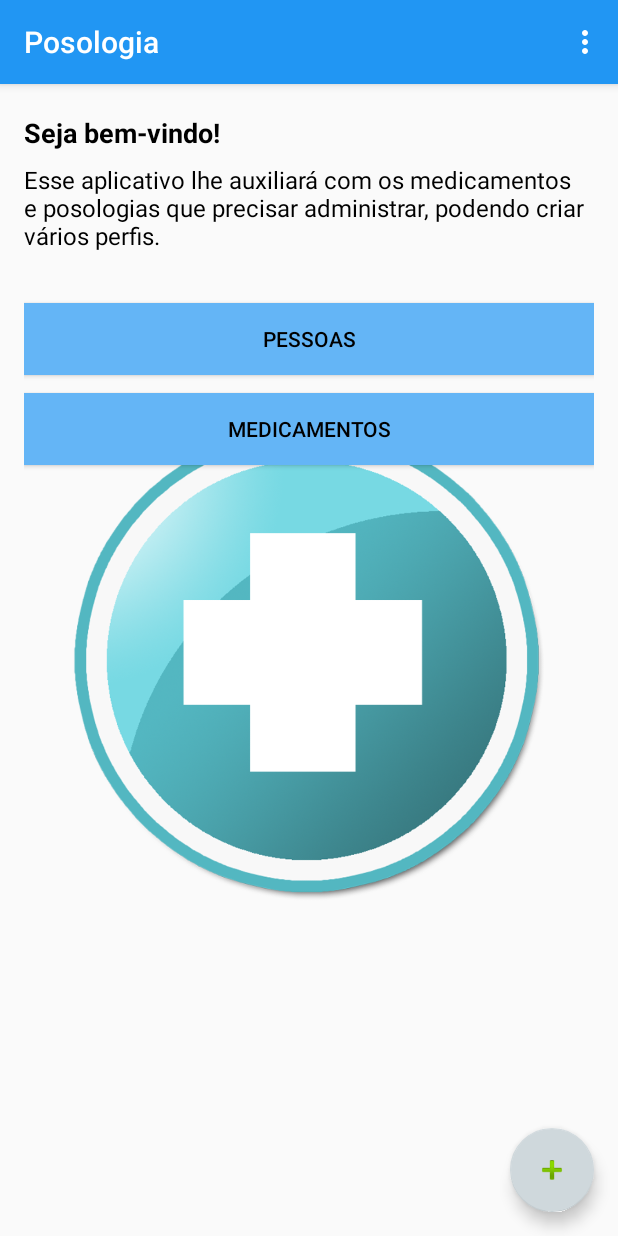
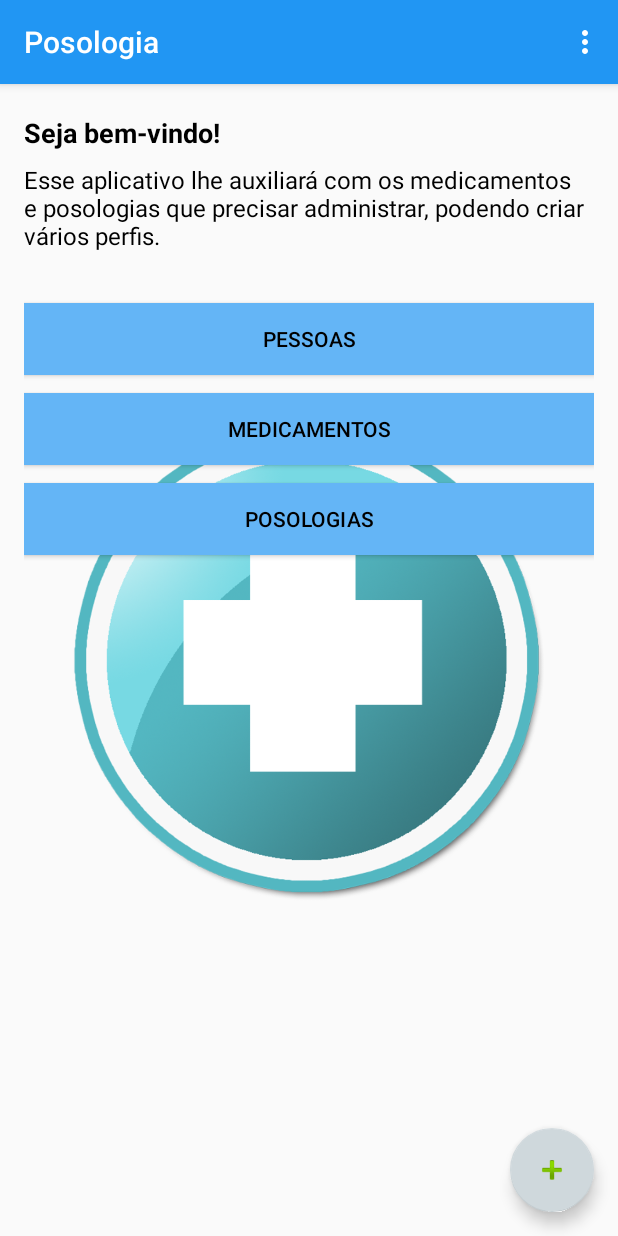
Before and after one commit to mauro-santos/Posologia, an Android app: the screen it shows after launch (MainActivity), on a phone screen of 412 x 824 dp. Run offline under Robolectric (Android 15) with nearby library versions, the phone set to English and light mode, and no system bars.

Commit message:
- Novo botão de posologias.

```diff
--- a/app/src/main/res/layout/content_main.xml
+++ b/app/src/main/res/layout/content_main.xml
@@ -39,5 +39,9 @@
             style="@style/BtnHome"
             android:text="@string/btn_medicamentos" />
 
+        <Button
+            android:id="@+id/btnPosologias"
+            style="@style/BtnHome"
+            android:text="@string/btn_posologias" />
     </LinearLayout>
 </RelativeLayout>
--- a/app/src/main/res/menu/menu_main.xml
+++ b/app/src/main/res/menu/menu_main.xml
@@ -1,3 +1,5 @@
+<?xml version="1.0" encoding="utf-8"?>
+
 <menu xmlns:android="http://schemas.android.com/apk/res/android"
     xmlns:app="http://schemas.android.com/apk/res-auto"
     xmlns:tools="http://schemas.android.com/tools"
--- a/app/src/main/res/values/strings.xml
+++ b/app/src/main/res/values/strings.xml
@@ -7,4 +7,5 @@
     <string name="home_body">Esse aplicativo lhe auxiliará com os medicamentos e posologias que precisar administrar, podendo criar vários perfis.</string>
     <string name="btn_pessoas">Pessoas</string>
     <string name="btn_medicamentos">Medicamentos</string>
+    <string name="btn_posologias">Posologias</string>
 </resources>
```
